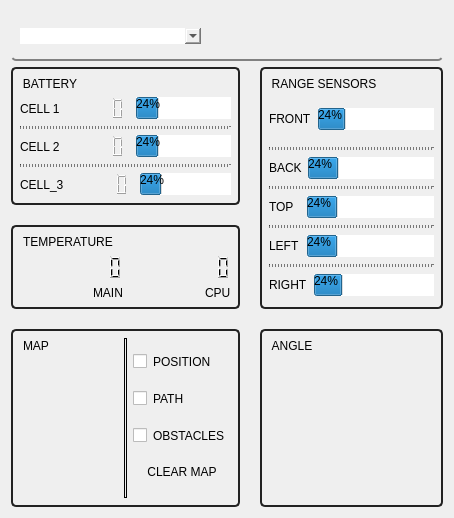
This is dashboard/resource/dashboard.ui in GroupOfRobots/MiniRysRQT as Qt 5 draws it before an edit. The edited form follows.
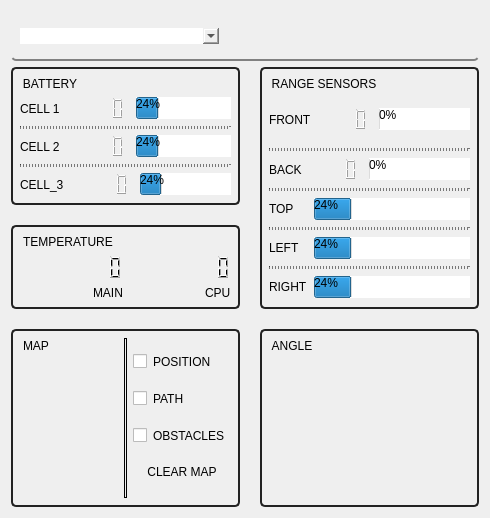
This is the edited form.

```diff
--- a/dashboard/resource/dashboard.ui
+++ b/dashboard/resource/dashboard.ui
@@ -340,7 +340,7 @@
          <number>30</number>
         </property>
         <item>
-         <layout class="QHBoxLayout" name="frontSensor" stretch="1,4">
+         <layout class="QHBoxLayout" name="frontSensor" stretch="1,0,4">
           <property name="topMargin">
            <number>10</number>
           </property>
@@ -354,10 +354,20 @@
             </property>
            </widget>
           </item>
+          <item>
+           <widget class="QLCDNumber" name="frontDistanceLcd">
+            <property name="digitCount">
+             <number>4</number>
+            </property>
+           </widget>
+          </item>
           <item>
            <widget class="QProgressBar" name="frontSensorProgressBar">
+            <property name="maximum">
+             <number>4</number>
+            </property>
             <property name="value">
-             <number>24</number>
+             <number>0</number>
             </property>
            </widget>
           </item>
@@ -374,7 +384,7 @@
          </widget>
         </item>
         <item>
-         <layout class="QHBoxLayout" name="backSensor" stretch="1,4">
+         <layout class="QHBoxLayout" name="backSensor" stretch="1,0,4">
           <item>
            <widget class="QLabel" name="backSensorLabel">
             <property name="text">
@@ -382,8 +392,18 @@
             </property>
            </widget>
           </item>
+          <item>
+           <widget class="QLCDNumber" name="backDistanceLcd">
+            <property name="digitCount">
+             <number>4</number>
+            </property>
+           </widget>
+          </item>
           <item>
            <widget class="QProgressBar" name="backSensorProgressBar">
+            <property name="maximum">
+             <number>4000</number>
+            </property>
             <property name="value">
              <number>24</number>
             </property>
```
